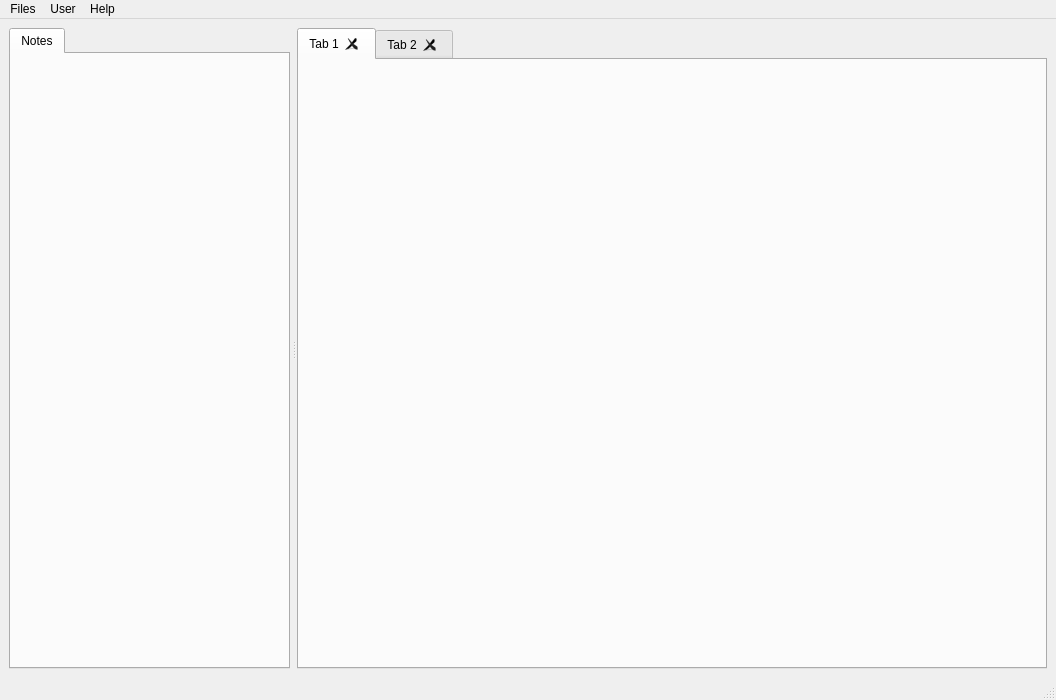
Qt form mainwindow.ui (2042Third/pdmQt) before a commit.
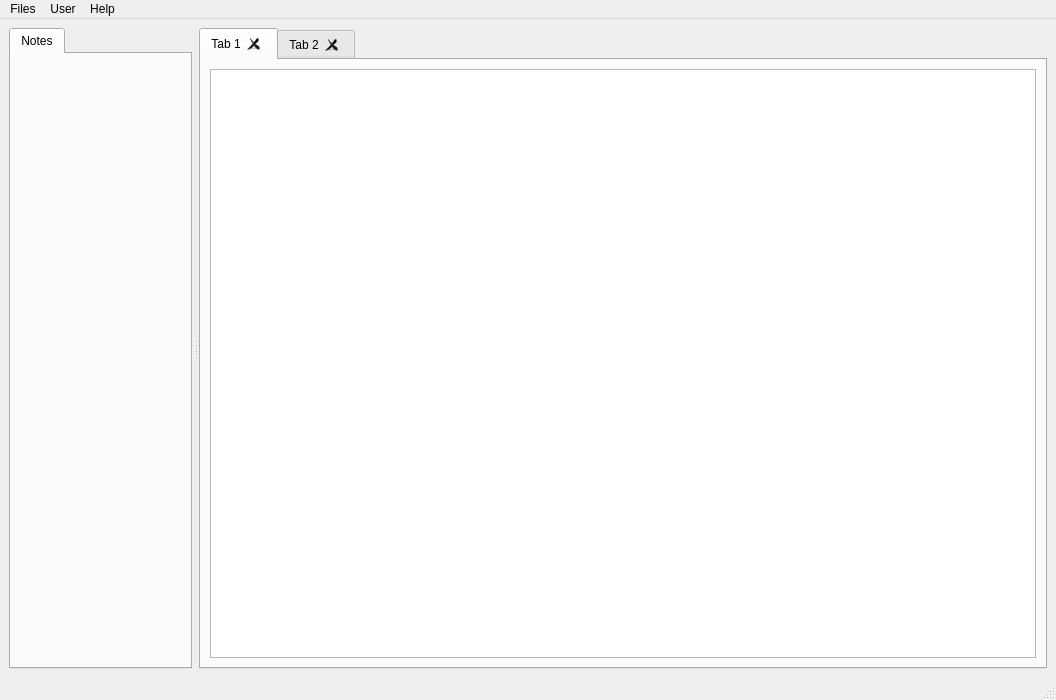
The same form after that commit. Icons and pictures are not drawn.

Commit message: Tab widget with text editor

Patch:
```diff
--- a/mainwindow.ui
+++ b/mainwindow.ui
@@ -17,7 +17,7 @@
    <bool>false</bool>
   </property>
   <widget class="QWidget" name="centralwidget">
-   <layout class="QVBoxLayout" name="verticalLayout">
+   <layout class="QHBoxLayout" name="horizontalLayout">
     <item>
      <widget class="QSplitter" name="splitter">
       <property name="orientation">
@@ -59,6 +59,11 @@
         <attribute name="title">
          <string>Tab 1</string>
         </attribute>
+        <layout class="QHBoxLayout" name="horizontalLayout_2">
+         <item>
+          <widget class="QTextEdit" name="textEdit"/>
+         </item>
+        </layout>
        </widget>
        <widget class="QWidget" name="tab_2">
         <attribute name="title">
```
Left out of the diff: 2 changed lines with no effect on the pictures.
